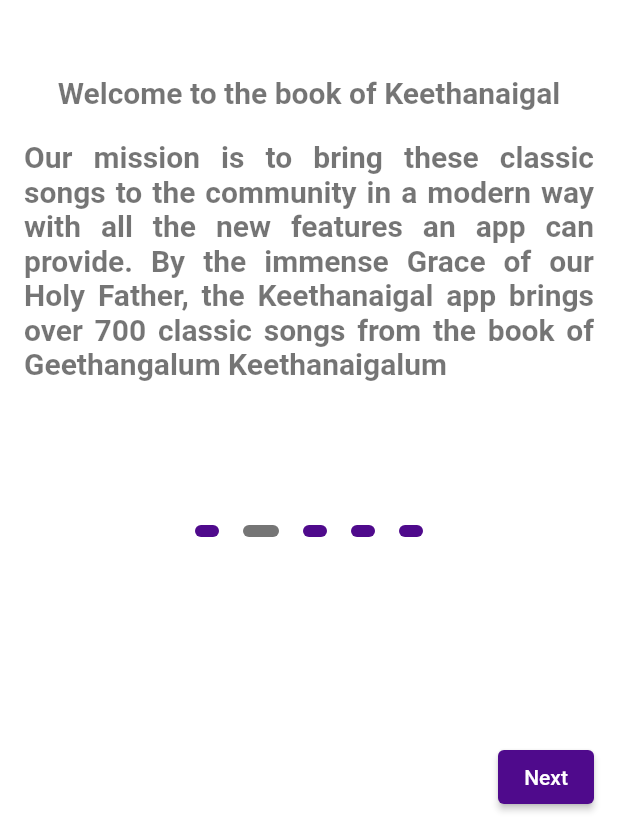
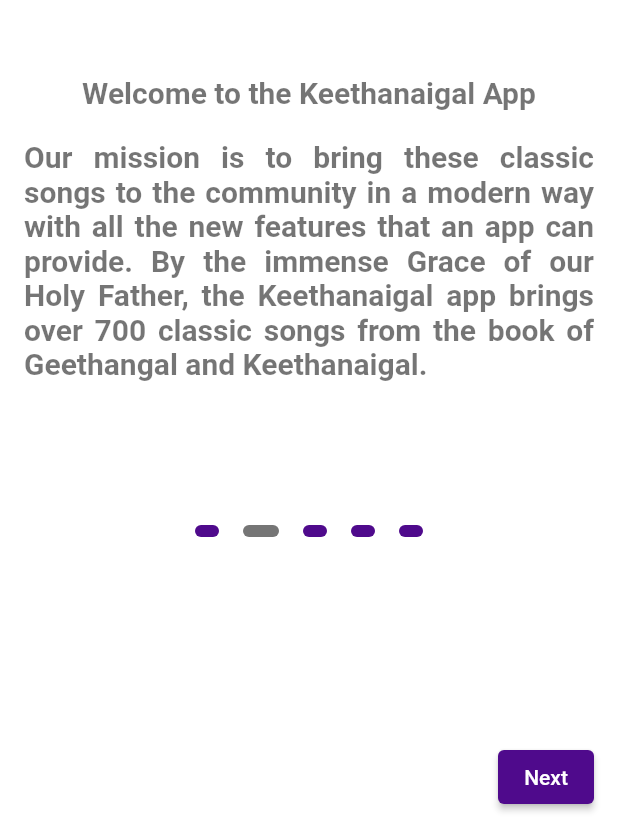
Before and after one commit to freddypaulz/keerthanaigal, a Flutter app: the screen it shows after launch, after a tap on "Next", on a phone screen of 412 x 824 dp, the part 399-1236 px from its top. Run offline on Flutter 3.47's test engine with Material 2 defaults, Android fonts, the phone set to English and light mode, and no system bars; our stand-ins replace flutter_riverpod, shared_preferences; statements that could not run were skipped.

Commit message:
tamil lyric search, onboarding bug fix, theme bug fix

```diff
--- a/lib/pages/onboarding/index.dart
+++ b/lib/pages/onboarding/index.dart
@@ -1,11 +1,10 @@
 import 'package:flutter/material.dart';
-import 'package:flutter_riverpod/all.dart';
+import 'package:flutter_riverpod/flutter_riverpod.dart';
 import 'package:keerthanaigal/layout/index.dart';
 import 'package:keerthanaigal/pages/main/index.dart';
 import 'package:keerthanaigal/pages/settings/widgets/fontSizeSlider.dart';
 import 'package:keerthanaigal/pages/settings/widgets/themeToggle.dart';
 import 'package:keerthanaigal/providers/ui_provider.dart';
-import 'package:keerthanaigal/routes.dart';
 import 'package:keerthanaigal/utilities/customPageViewScrollPhysics.dart';
 import 'package:keerthanaigal/widgets/languageDropdownWidget.dart';
 import '../../utilities/firstTimeVisitChecker.dart';
@@ -207,7 +206,7 @@
           height: 50,
         ),
         Text(
-          'Welcome to the book of Keethanaigal',
+          'Welcome to the Keethanaigal App',
           style: TextStyle(
             color: Theme.of(context).textTheme.bodyText1!.color,
             fontSize: 20,
@@ -221,7 +220,7 @@
         Container(
           width: 500,
           child: Text(
-            'Our mission is to bring these classic songs to the community in a modern way with all the new features an app can provide. By the immense Grace of our Holy Father, the Keethanaigal app brings over 700 classic songs from the book of Geethangalum Keethanaigalum',
+            'Our mission is to bring these classic songs to the community in a modern way with all the new features that an app can provide. By the immense Grace of our Holy Father, the Keethanaigal app brings over 700 classic songs from the book of Geethangal and Keethanaigal.',
             style: TextStyle(
               color: Theme.of(context).textTheme.bodyText1!.color,
               fontSize: 20,
--- a/lib/pages/search/index.dart
+++ b/lib/pages/search/index.dart
@@ -44,7 +44,7 @@
             ),
             cursorColor: Theme.of(context).accentColor,
             decoration: InputDecoration(
-              hintText: 'title, song lyrics, number',
+              hintText: 'Song title, lyrics, number',
               hintStyle: TextStyle(
                 color: Theme.of(context).textTheme.bodyText2?.color,
                 fontWeight: FontWeight.normal,
@@ -90,9 +90,10 @@
     SongState songsProviderData = watch(SongsProvider);
     UiState uiProviderData = watch(UiProvider);
 
-    return Container(
-      height: 200,
+    return count != 0
+        ? Expanded(
             child: ListView.builder(
+              // shrinkWrap: true,
               itemBuilder: (context, index) {
                 int id = songsProviderData.songSearchList[index].id;
                 String title = uiProviderData.language == 0
@@ -105,13 +106,14 @@
                     Navigator.push(
                         context,
                         // Routes.songViewPage,
-                  MaterialPageRoute(builder: (context) => SongViewPage()));
+                        MaterialPageRoute(
+                            builder: (context) => SongViewPage()));
                   },
                   child: Container(
                     padding: EdgeInsets.only(top: 10, bottom: 10),
                     margin: EdgeInsets.all(5),
                     child: Text(
-                '$id. $title',
+                      '${index + 1}. $title',
                       style: TextStyle(
                         color: Theme.of(context).textTheme.bodyText1?.color,
                         fontSize: uiProviderData.fontSize,
@@ -122,6 +124,13 @@
               },
               itemCount: count,
               physics: BouncingScrollPhysics(),
+            ),
+          )
+        : Text(
+            songsProviderData.searchResultText,
+            style: TextStyle(
+              color: Theme.of(context).textTheme.bodyText1?.color,
+              fontSize: 20,
             ),
           );
   }
--- a/lib/pages/settings/widgets/themeToggle.dart
+++ b/lib/pages/settings/widgets/themeToggle.dart
@@ -6,9 +6,7 @@
   @override
   Widget build(BuildContext context, watch) {
     UiState uiProviderData = watch(UiProvider);
-    return Container(
-        height: MediaQuery.of(context).size.height * .30,
-        child: Center(
+    return SingleChildScrollView(
         child: Column(
       mainAxisAlignment: MainAxisAlignment.center,
       children: [
@@ -65,7 +63,6 @@
           },
         ),
       ],
-          ),
     ));
   }
 }
```
Also changed, not shown: lib/pages/songView/index.dart (+7 -0 lines), lib/providers/song_provider.dart (+7 -16 lines), assets/songs.json. Lines whose indentation alone changed are shown as unchanged.
